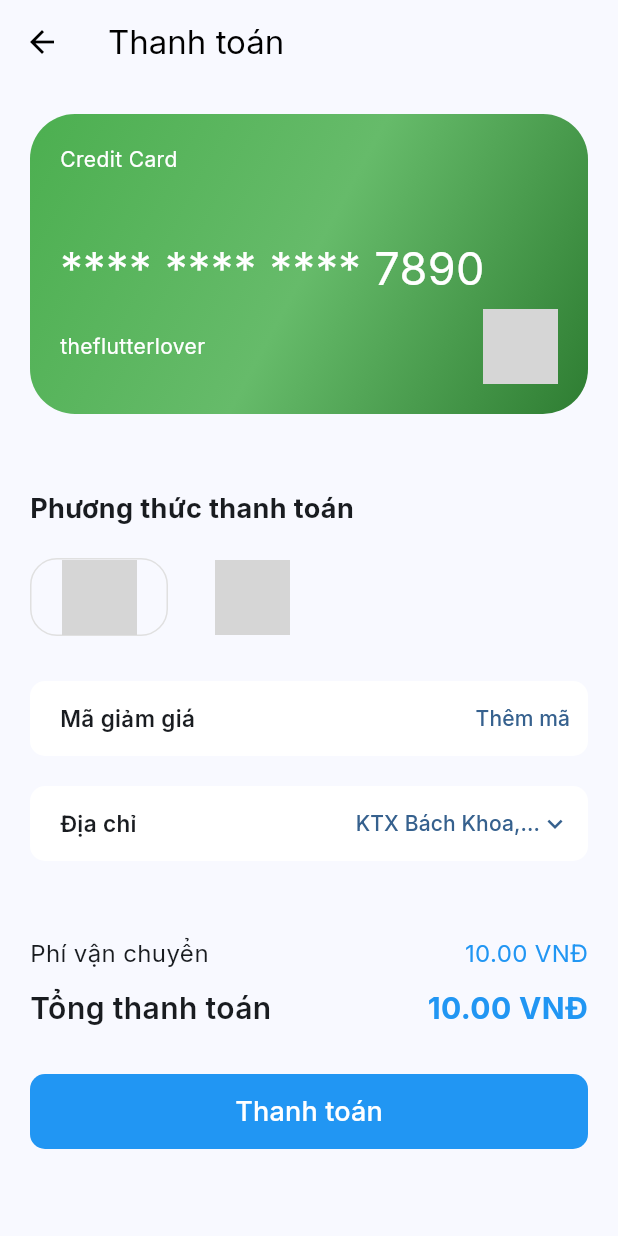
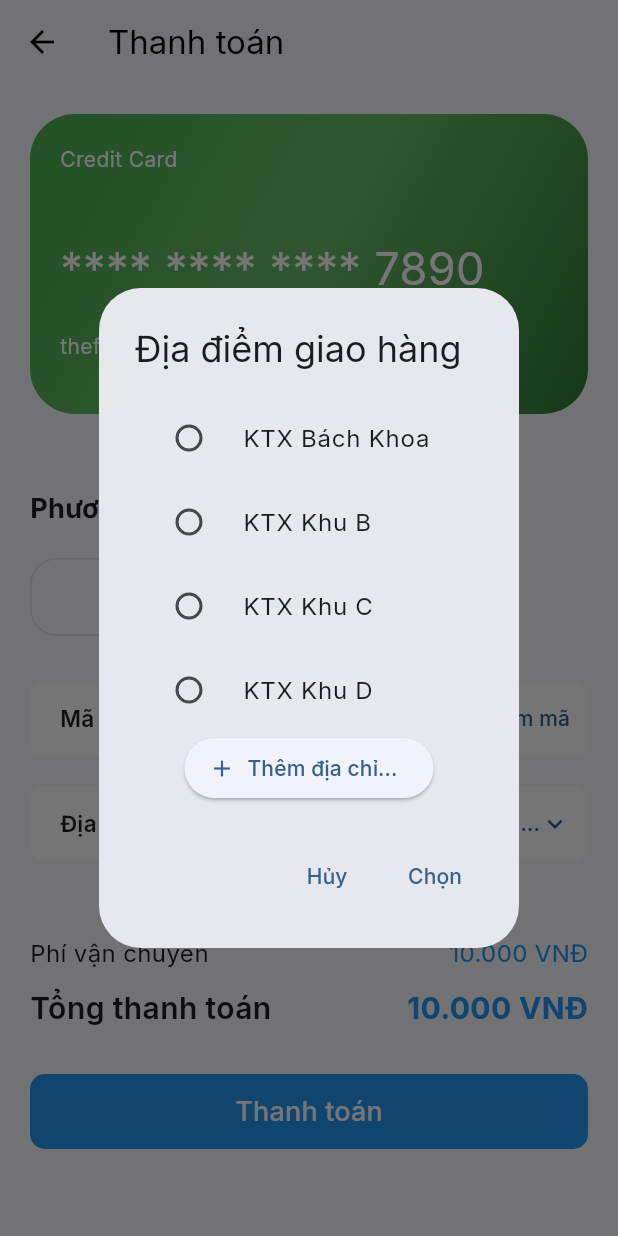
Before and after one commit to trannghia0997/Foursquare, a Flutter app: the PaymentPage screen opened directly with empty values, after a tap on "KTX Bách Khoa,...", on a phone screen of 412 x 824 dp. Run offline on Flutter 3.47's test engine with Material 3 defaults, Android fonts, the light colour scheme and no system bars; our stand-ins replace convex_bottom_bar, file_picker, flutter_chat_types, flutter_chat_ui, flutter_hooks, freezed_annotation and 9 more; accounts and stored records are empty; generated files the repository leaves out were written again; network calls fail; grey boxes are pictures that could not be loaded.

Commit message:
build: Component for format price; Add address, Select address for client fix: Shoping, Cart, Payment for client

```diff
--- a/lib/client/addNote.dart
+++ b/lib/client/addNote.dart
@@ -10,11 +10,11 @@ class AddNote extends StatelessWidget {
       content: SizedBox(
         width: double.maxFinite,
         child: TextField(
-          maxLines: null, // Cho phép nhiều dòng
+          maxLines: null,
           decoration: InputDecoration(
             hintText:
                 "Nhập lưu ý về đơn hàng của bạn để chúng tôi có thể phục vụ bạn tốt hơn❤️",
-            hintMaxLines: 3, // Số dòng tối đa cho hintText
+            hintMaxLines: 3,
             border: OutlineInputBorder(
               borderSide: const BorderSide(color: Colors.grey), // Màu viền
               borderRadius: BorderRadius.circular(10.0), // Bo tròn viền
--- a/lib/client/payment.dart
+++ b/lib/client/payment.dart
@@ -1,14 +1,17 @@
+// ignore_for_file: unnecessary_brace_in_string_interps
+
 import 'dart:async';
-
+import 'package:flutter/material.dart';
 import 'package:flutter_hooks/flutter_hooks.dart';
 import 'package:hooks_riverpod/hooks_riverpod.dart';
 import 'package:riverpod_annotation/riverpod_annotation.dart';
 
-import './fadeanimation.dart';
-import './successPayment.dart';
-import 'package:flutter/material.dart';
-import './cart.dart';
-import '../data/product.dart';
+import 'package:foursquare_client/component/formatNumber.dart';
+import 'package:foursquare_client/component/fadeanimation.dart';
+import 'package:foursquare_client/client/successPayment.dart';
+import 'package:foursquare_client/client/cart.dart';
+import 'package:foursquare_client/client/selectAddress.dart';
+import 'package:foursquare_client/data/product.dart';
 
 part 'payment.g.dart';
 
@@ -31,7 +34,7 @@ class OrderedProductNotifier extends _$OrderedProductNotifier {
 class PaymentPage extends HookConsumerWidget {
   const PaymentPage({super.key, required this.paymentCost});
   final double paymentCost;
-  static const double shippingFee = 10.0;
+  static const double shippingFee = 10000;
 
   @override
   Widget build(BuildContext context, WidgetRef ref) {
@@ -76,8 +79,8 @@ class PaymentPage extends HookConsumerWidget {
             child: Column(
               crossAxisAlignment: CrossAxisAlignment.start,
               children: [
-                activeCard.value == 0
-                    ? FadeAnimation(
+                if (activeCard.value == 0)
+                  FadeAnimation(
                       1.2,
                       AnimatedOpacity(
                         duration: const Duration(milliseconds: 500),
@@ -99,16 +102,14 @@ class PaymentPage extends HookConsumerWidget {
                               )),
                           child: Column(
                               crossAxisAlignment: CrossAxisAlignment.start,
-                                mainAxisAlignment:
-                                    MainAxisAlignment.spaceBetween,
+                              mainAxisAlignment: MainAxisAlignment.spaceBetween,
                               children: [
                                 const Text(
                                   "Credit Card",
                                   style: TextStyle(color: Colors.white),
                                 ),
                                 Column(
-                                    crossAxisAlignment:
-                                        CrossAxisAlignment.start,
+                                  crossAxisAlignment: CrossAxisAlignment.start,
                                   children: [
                                     const Text(
                                       "**** **** **** 7890",
@@ -124,8 +125,7 @@ class PaymentPage extends HookConsumerWidget {
                                       children: [
                                         const Text(
                                           "theflutterlover",
-                                            style:
-                                                TextStyle(color: Colors.white),
+                                          style: TextStyle(color: Colors.white),
                                         ),
                                         Image.network(
                                             'https://img.icons8.com/color/2x/mastercard-logo.png',
@@ -137,7 +137,8 @@ class PaymentPage extends HookConsumerWidget {
                               ]),
                         ),
                       ))
-                    : FadeAnimation(
+                else if (activeCard.value == 1)
+                  FadeAnimation(
                       1.2,
                       AnimatedOpacity(
                         duration: const Duration(milliseconds: 500),
@@ -163,8 +164,7 @@ class PaymentPage extends HookConsumerWidget {
                               crossAxisAlignment: CrossAxisAlignment.start,
                               children: [
                                 Column(
-                                    crossAxisAlignment:
-                                        CrossAxisAlignment.start,
+                                  crossAxisAlignment: CrossAxisAlignment.start,
                                   children: [
                                     Image.network(
                                         'https://img.icons8.com/ios/2x/mac-os.png',
@@ -192,6 +192,60 @@ class PaymentPage extends HookConsumerWidget {
                                     )
                                   ],
                                 )
+                              ]),
+                        ),
+                      )),
+                if (activeCard.value == 2)
+                  FadeAnimation(
+                      1.2,
+                      AnimatedOpacity(
+                        duration: const Duration(milliseconds: 500),
+                        opacity: activeCard.value == 2 ? 1 : 0,
+                        child: Container(
+                          width: double.infinity,
+                          height: 200,
+                          padding: const EdgeInsets.all(30.0),
+                          decoration: BoxDecoration(
+                              borderRadius: BorderRadius.circular(30),
+                              // color: Colors.grey.shade200
+                              gradient: LinearGradient(
+                                colors: [
+                                  Colors.grey.shade200,
+                                  Colors.grey.shade100,
+                                  Colors.grey.shade200,
+                                  Colors.grey.shade300,
+                                ],
+                                begin: Alignment.topLeft,
+                                end: Alignment.bottomRight,
+                              )),
+                          child: const Column(
+                              crossAxisAlignment: CrossAxisAlignment.start,
+                              children: [
+                                // Row(
+                                //   crossAxisAlignment: CrossAxisAlignment.start,
+                                //   children: [
+                                //     Image.network(
+                                //         'https://i.ibb.co/3vgQ5d1/shipcod.png',
+                                //         height: 80),
+                                //     const SizedBox(
+                                //       height: 30,
+                                //     ),
+                                //     const Row(
+                                //       mainAxisAlignment:
+                                //           MainAxisAlignment.spaceBetween,
+                                //       children: [
+                                //         Wrap(children: [
+                                //           Text(
+                                //             "Phương thức thanh toán khi nhận hàng",
+                                //             style: TextStyle(
+                                //                 color: Colors.black,
+                                //                 fontSize: 15),
+                                //           ),
+                                //         ])
+                                //       ],
+                                //     )
+                                //   ],
+                                // )
                               ]),
                         ),
                       )),
@@ -257,6 +311,29 @@ class PaymentPage extends HookConsumerWidget {
                           ),
                         ),
                       ),
+                      GestureDetector(
+                        onTap: () {
+                          activeCard.value = 2;
+                        },
+                        child: AnimatedContainer(
+                          duration: const Duration(milliseconds: 300),
+                          margin: const EdgeInsets.only(right: 10),
+                          padding: const EdgeInsets.symmetric(horizontal: 20),
+                          decoration: BoxDecoration(
+                            borderRadius: BorderRadius.circular(18),
+                            border: activeCard.value == 2
+                                ? Border.all(
+                                    color: Colors.grey.shade300, width: 1)
+                                : Border.all(
+                                    color: Colors.grey.shade300.withOpacity(0),
+                                    width: 1),
+                          ),
+                          child: Image.network(
+                            'https://i.ibb.co/3vgQ5d1/shipcod.png',
+                            height: 50,
+                          ),
+                        ),
+                      ),
                     ])),
                 const SizedBox(
                   height: 30,
@@ -308,11 +385,16 @@ class PaymentPage extends HookConsumerWidget {
                                 fontSize: 15, fontWeight: FontWeight.w600),
                           ),
                           TextButton(
-                              onPressed: () {},
-                              child: const Row(
+                              onPressed: () {
+                                showDialog(
+                                  context: context,
+                                  builder: (context) => SelectAddress(),
+                                );
+                              },
+                              child: Row(
                                 children: [
-                                  Text("KTX Bách Khoa,..."),
-                                  Icon(
+                                  Text("${selectedLocation},..."),
+                                  const Icon(
                                     Icons.keyboard_arrow_down,
                                     size: 20,
                                   )
@@ -333,7 +415,7 @@ class PaymentPage extends HookConsumerWidget {
                           "Phí vận chuyển",
                           style: TextStyle(fontSize: 16),
                         ),
-                        Text("${(shippingFee).toStringAsFixed(2)} VNĐ",
+                        Text("${formatNumber(shippingFee.toInt())} VNĐ",
                             style: const TextStyle(
                                 fontSize: 16, color: Colors.blue))
                       ],
@@ -352,7 +434,7 @@ class PaymentPage extends HookConsumerWidget {
                               fontSize: 20, fontWeight: FontWeight.w600),
                         ),
                         Text(
-                            "${(CartScreen.totalCost(cart) + shippingFee).toStringAsFixed(2)} VNĐ",
+                            "${formatNumber((CartScreen.totalCost(cart) + shippingFee).toInt())} VNĐ",
                             style: const TextStyle(
                                 fontSize: 20,
                                 fontWeight: FontWeight.bold,
--- /dev/null
+++ b/lib/client/selectAddress.dart
@@ -0,0 +1,71 @@
+// ignore_for_file: file_names, use_key_in_widget_constructors, library_private_types_in_public_api, unnecessary_to_list_in_spreads
+
+import 'package:flutter/material.dart';
+
+String selectedLocation = locations.first;
+List<String> locations = [
+  'KTX Bách Khoa',
+  'KTX Khu B',
+  'KTX Khu C',
+  'KTX Khu D',
+];
+
+// Trong phần onPressed của TextButton
+class SelectAddress extends StatefulWidget {
+  @override
+  _SelectAddressState createState() => _SelectAddressState();
+}
+
+class _SelectAddressState extends State<SelectAddress> {
+  String? selectedLocation;
+
+  @override
+  Widget build(BuildContext context) {
+    return AlertDialog(
+      title: const Text('Địa điểm giao hàng'),
+      content: Column(
+        mainAxisSize: MainAxisSize.min,
+        children: [
+          Column(
+            children: locations.map((location) {
+              return RadioListTile<String>(
+                title: Text(location),
+                value: location,
+                groupValue: selectedLocation,
+                onChanged: (String? value) {
+                  setState(() {
+                    selectedLocation = value;
+                  });
+                },
+              );
+            }).toList(),
+          ),
+          ElevatedButton.icon(
+            onPressed: () {},
+            icon: const Icon(Icons.add),
+            label: const Text('Thêm địa chỉ...'),
+          )
+        ],
+      ),
+      actions: <Widget>[
+        TextButton(
+          onPressed: _cancel,
+          child: const Text('Hủy'),
+        ),
+        TextButton(
+          onPressed: _selectLocation,
+          child: const Text('Chọn'),
+        ),
+      ],
+    );
+  }
+
+  void _cancel() {
+    Navigator.of(context).pop(); // Đóng AlertDialog
+  }
+
+  void _selectLocation() {
+    // Xử lý khi người dùng chọn xong địa điểm
+    Navigator.of(context).pop(); // Đóng AlertDialog
+  }
+}
--- a/lib/client/shopping.dart
+++ b/lib/client/shopping.dart
@@ -1,4 +1,5 @@
 import 'package:flutter/material.dart';
+import 'package:foursquare_client/component/formatNumber.dart';
 import 'package:foursquare_client/data/product.dart';
 import 'package:foursquare_client/client/cart.dart';
 import 'package:foursquare_client/client/detailProduct.dart';
@@ -104,7 +105,7 @@ class ProductTile extends StatelessWidget {
                       style: Theme.of(context).textTheme.titleSmall,
                     ),
                     Text(
-                      '${product.cost.toString()} VNĐ',
+                      '${formatNumber(product.cost.toInt())} VNĐ',
                       style: Theme.of(context).textTheme.titleSmall!.copyWith(
                           color: Theme.of(context).colorScheme.secondary),
                     ),
--- a/lib/client/successPayment.dart
+++ b/lib/client/successPayment.dart
@@ -1,7 +1,7 @@
 // ignore_for_file: file_names
 
 import 'package:foursquare_client/client/homepage.dart';
-import 'package:foursquare_client/client/fadeanimation.dart';
+import 'package:foursquare_client/component/fadeanimation.dart';
 import 'package:flutter/material.dart';
 
 class PaymentSuccess extends StatefulWidget {
--- /dev/null
+++ b/lib/component/formatNumber.dart
@@ -0,0 +1,16 @@
+// ignore_for_file: file_names
+
+String formatNumber(int number) {
+  String formattedNumber = number.toString();
+  String result = '';
+  int count = 0;
+  for (int i = formattedNumber.length - 1; i >= 0; i--) {
+    result = formattedNumber[i] + result;
+    count++;
+    if (count == 3 && i != 0) {
+      result = '.$result';
+      count = 0;
+    }
+  }
+  return result;
+}
```
Also changed, not shown: lib/client/cart.dart (+24 -4 lines), lib/client/detailProduct.dart (+26 -24 lines), lib/client/test.dart (+3 -5 lines), lib/profile/userData/user_data.dart (+2 -6 lines), lib/component/fadeanimation.dart (renamed from lib/client/fadeanimation.dart). Lines whose indentation alone changed are shown as unchanged.
